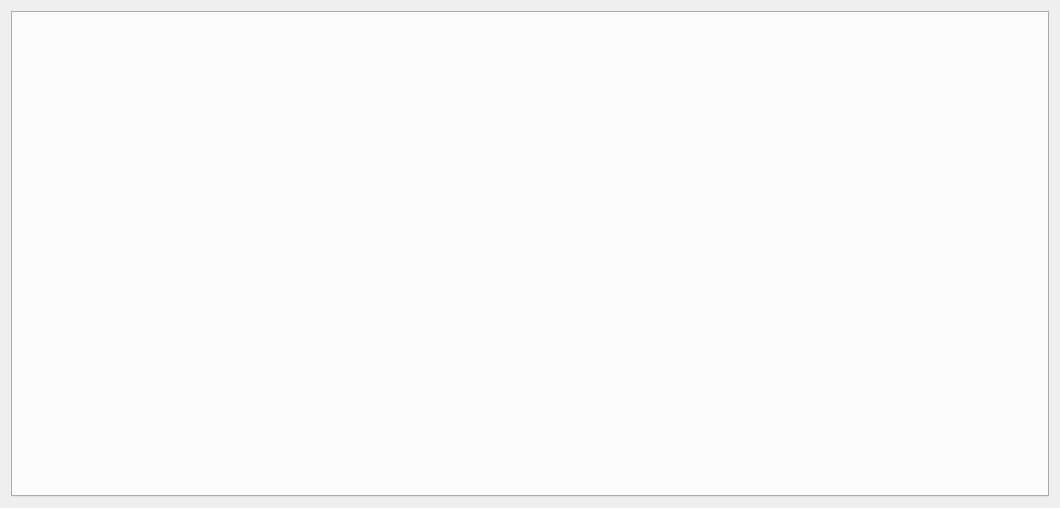
Before: the Qt Designer form OpenRGBEffectTab.ui in DLdota/OpenRGBEffectsPlugin, drawn with Qt 5.
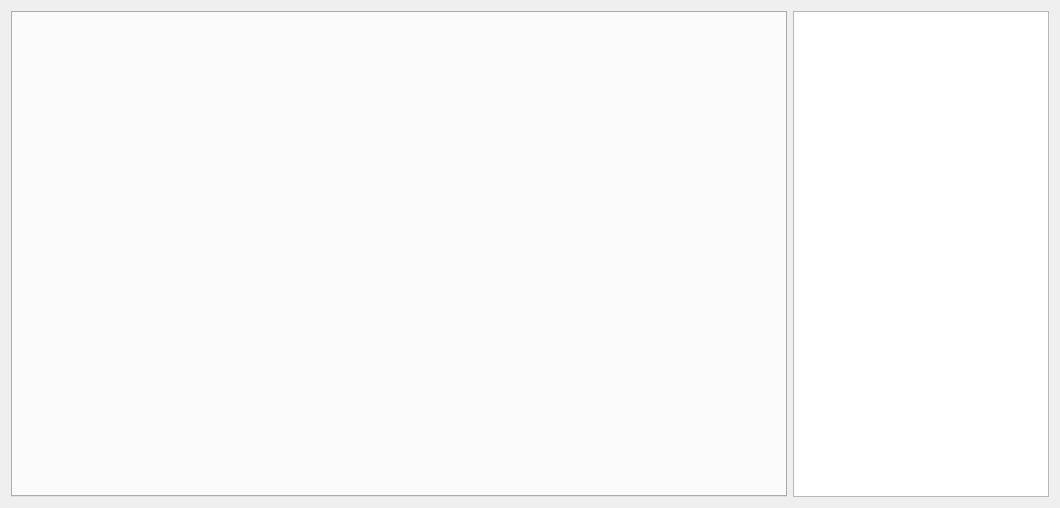
After: the same form once the commit is applied.

The edit to the form file:
```diff
--- a/OpenRGBEffectTab.ui
+++ b/OpenRGBEffectTab.ui
@@ -22,8 +22,8 @@
   <property name="autoFillBackground">
    <bool>false</bool>
   </property>
-  <layout class="QGridLayout" name="gridLayout">
-   <item row="0" column="0">
+  <layout class="QHBoxLayout" name="horizontalLayout">
+   <item>
     <widget class="QTabWidget" name="LeftTabBar">
      <property name="sizePolicy">
       <sizepolicy hsizetype="Preferred" vsizetype="Preferred">
@@ -36,6 +36,25 @@
      </property>
     </widget>
    </item>
+   <item>
+    <widget class="QTableWidget" name="SelectDevices">
+     <property name="sizePolicy">
+      <sizepolicy hsizetype="Fixed" vsizetype="Expanding">
+       <horstretch>0</horstretch>
+       <verstretch>0</verstretch>
+      </sizepolicy>
+     </property>
+     <property name="editTriggers">
+      <set>QAbstractItemView::NoEditTriggers</set>
+     </property>
+     <property name="selectionMode">
+      <enum>QAbstractItemView::NoSelection</enum>
+     </property>
+     <attribute name="verticalHeaderVisible">
+      <bool>false</bool>
+     </attribute>
+    </widget>
+   </item>
   </layout>
  </widget>
  <resources/>
```
